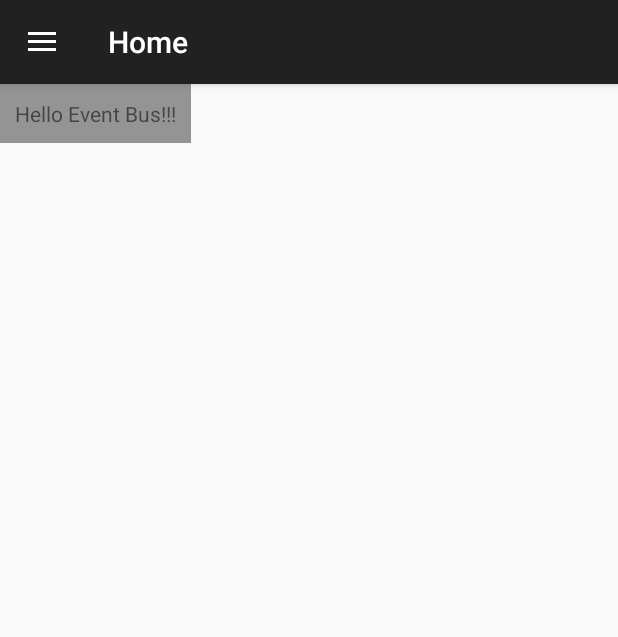
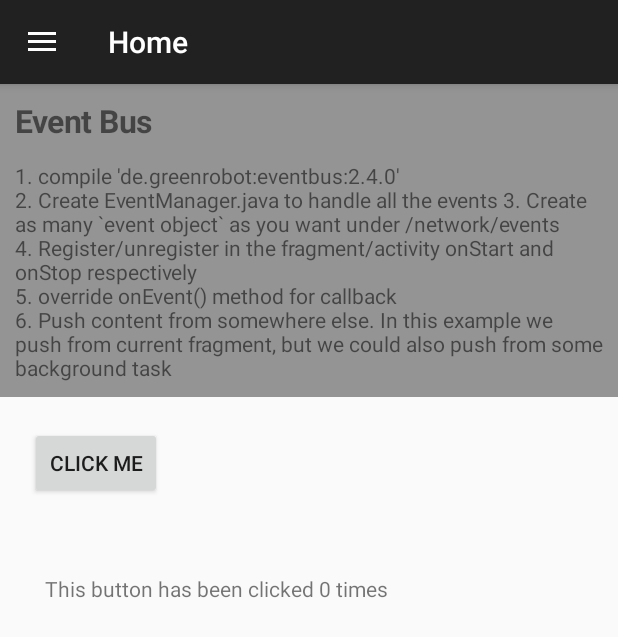
Before and after one commit to geekyhub/general, an Android app: the fragment EventBusFragment placed in its activity, on a phone screen of 412 x 824 dp. Shown: the top 637 px of the screen. Run offline under Robolectric (Android 15) with nearby library versions, the phone set to English and light mode, and no system bars; our stand-ins replace EventBus; 5 statements that could not run were skipped.

Commit message:
added EventBus lib

```diff
--- a/app/build.gradle
+++ b/app/build.gradle
@@ -23,4 +23,5 @@ android {
 dependencies {
     compile fileTree(dir: 'libs', include: ['*.jar'])
     compile 'com.android.support:appcompat-v7:23.0.0'
+    compile 'de.greenrobot:eventbus:2.4.0'
 }
--- a/app/src/main/java/com/geekylab/general/fragments/BaseFragment.java
+++ b/app/src/main/java/com/geekylab/general/fragments/BaseFragment.java
@@ -8,14 +8,39 @@ import android.view.ViewGroup;
 import android.widget.TextView;
 
 import com.geekylab.general.R;
+import com.geekylab.general.network.events.BaseEvent;
+import com.geekylab.general.network.events.EventManager;
+
+
 
 
 public class BaseFragment extends Fragment {
     protected TextView txtDescription;
+    protected TextView txtGuide;
+    protected TextView btnExample;
 
     @Override
     public void onViewCreated(View view, Bundle savedInstanceState) {
         super.onViewCreated(view, savedInstanceState);
+        txtGuide = (TextView)view.findViewById(R.id.txtGuide);
         txtDescription = (TextView)view.findViewById(R.id.txtDescription);
+        btnExample = (TextView)view.findViewById(R.id.btnExample);
     }
+
+    @Override
+    public void onStart() {
+        super.onStart();
+        EventManager.getBus().register(this);
+    }
+
+    @Override
+    public void onStop() {
+        super.onStop();
+        EventManager.getBus().unregister(this);
+    }
+
+    public void onEvent(BaseEvent event){
+
+    }
+
 }
--- a/app/src/main/java/com/geekylab/general/fragments/EventBusFragment.java
+++ b/app/src/main/java/com/geekylab/general/fragments/EventBusFragment.java
@@ -2,16 +2,22 @@ package com.geekylab.general.fragments;
 
 import android.app.Fragment;
 import android.os.Bundle;
+import android.text.Html;
 import android.view.LayoutInflater;
 import android.view.View;
 import android.view.ViewGroup;
+import android.widget.TextView;
 
 import com.geekylab.general.R;
+import com.geekylab.general.network.events.BaseEvent;
+import com.geekylab.general.network.events.EventManager;
+
 
 
 public class EventBusFragment extends BaseFragment {
 
 	public EventBusFragment(){}
+    private int counter;
 
 	@Override
     public View onCreateView(LayoutInflater inflater, ViewGroup container,
@@ -25,6 +31,22 @@ public class EventBusFragment extends BaseFragment {
     @Override
     public void onViewCreated(View view, Bundle savedInstanceState) {
         super.onViewCreated(view, savedInstanceState);
-        txtDescription.setText("Hello Event Bus!!!");
+        String desc = "<h1>Event Bus</h1> 1. compile 'de.greenrobot:eventbus:2.4.0'<br> 2. Create EventManager.java to handle all the events 3. Create as many `event object` as you want under /network/events <br> 4. Register/unregister in the fragment/activity onStart and onStop respectively <br> 5. override onEvent() method for callback <br> 6. Push content from somewhere else. In this example we push from current fragment, but we could also push from some background task";
+        txtGuide.setText(Html.fromHtml(desc));
+        txtDescription.setText("This button has been clicked 0 times");
+        btnExample.setOnClickListener(new View.OnClickListener() {
+            @Override
+            public void onClick(View view) {
+                counter++;
+                BaseEvent example = new BaseEvent(counter);
+                EventManager.getBus().post(example);
+            }
+        });
     }
+
+
+    public void onEvent(BaseEvent event){
+        txtDescription.setText("This button has been clicked "+ event.getData() + " times");
+    }
+
 }
--- a/app/src/main/java/com/geekylab/general/fragments/HomeFragment.java
+++ b/app/src/main/java/com/geekylab/general/fragments/HomeFragment.java
@@ -7,6 +7,7 @@ import android.view.View;
 import android.view.ViewGroup;
 
 import com.geekylab.general.R;
+
 
 
 public class HomeFragment extends BaseFragment {
@@ -25,6 +26,9 @@ public class HomeFragment extends BaseFragment {
     @Override
     public void onViewCreated(View view, Bundle savedInstanceState) {
         super.onViewCreated(view, savedInstanceState);
-        txtDescription.setText("Hello world!!!");
+        txtGuide.setText("Hello world!!!");
+        txtDescription.setVisibility(View.GONE);
+        btnExample.setVisibility(View.GONE);
     }
+
 }
--- a/app/src/main/java/com/geekylab/general/fragments/VolleyFragment.java
+++ b/app/src/main/java/com/geekylab/general/fragments/VolleyFragment.java
@@ -25,6 +25,8 @@ public class VolleyFragment extends BaseFragment {
     @Override
     public void onViewCreated(View view, Bundle savedInstanceState) {
         super.onViewCreated(view, savedInstanceState);
-        txtDescription.setText("Hello Volley!!!");
+        txtGuide.setText("Hello Volley!!!");
+        txtDescription.setVisibility(View.GONE);
+        btnExample.setVisibility(View.GONE);
     }
 }
--- a/app/src/main/res/layout/fragment_event_bus.xml
+++ b/app/src/main/res/layout/fragment_event_bus.xml
@@ -3,11 +3,6 @@
     android:layout_width="match_parent"
     android:layout_height="match_parent">
 
-    <TextView
-        android:id="@+id/txtDescription"
-        android:layout_width="wrap_content"
-        android:layout_height="wrap_content"
-        android:padding="10dip"
-        android:background="@color/grey" />
+    <include layout="@layout/layout_basic"/>
 
 </RelativeLayout>
--- /dev/null
+++ b/app/src/main/res/layout/layout_basic.xml
@@ -0,0 +1,30 @@
+<?xml version="1.0" encoding="utf-8"?>
+<RelativeLayout xmlns:android="http://schemas.android.com/apk/res/android"
+    android:layout_width="match_parent"
+    android:layout_height="match_parent">
+
+    <TextView
+        android:id="@+id/txtGuide"
+        android:layout_width="wrap_content"
+        android:layout_height="wrap_content"
+        android:padding="10dip"
+        android:background="@color/grey" />
+
+    <Button
+        android:id="@+id/btnExample"
+        android:layout_width="wrap_content"
+        android:layout_height="wrap_content"
+        android:layout_below="@+id/txtGuide"
+        android:layout_margin="20dip"
+        android:text="Click Me"
+        android:padding="10dip" android:gravity="center"/>
+
+    <TextView
+        android:id="@+id/txtDescription"
+        android:layout_width="wrap_content"
+        android:layout_height="wrap_content"
+        android:padding="10dip"
+        android:layout_below="@+id/btnExample"
+        android:layout_margin="20dip" />
+
+</RelativeLayout>
```
Also changed, not shown: app/src/main/java/com/geekylab/general/network/events/BaseEvent.java (added, +16 -0 lines), app/src/main/java/com/geekylab/general/network/events/EventManager.java (added, +24 -0 lines), app/src/main/res/layout/fragment_main.xml (+1 -6 lines), app/src/main/res/layout/fragment_volley.xml (+1 -6 lines).
